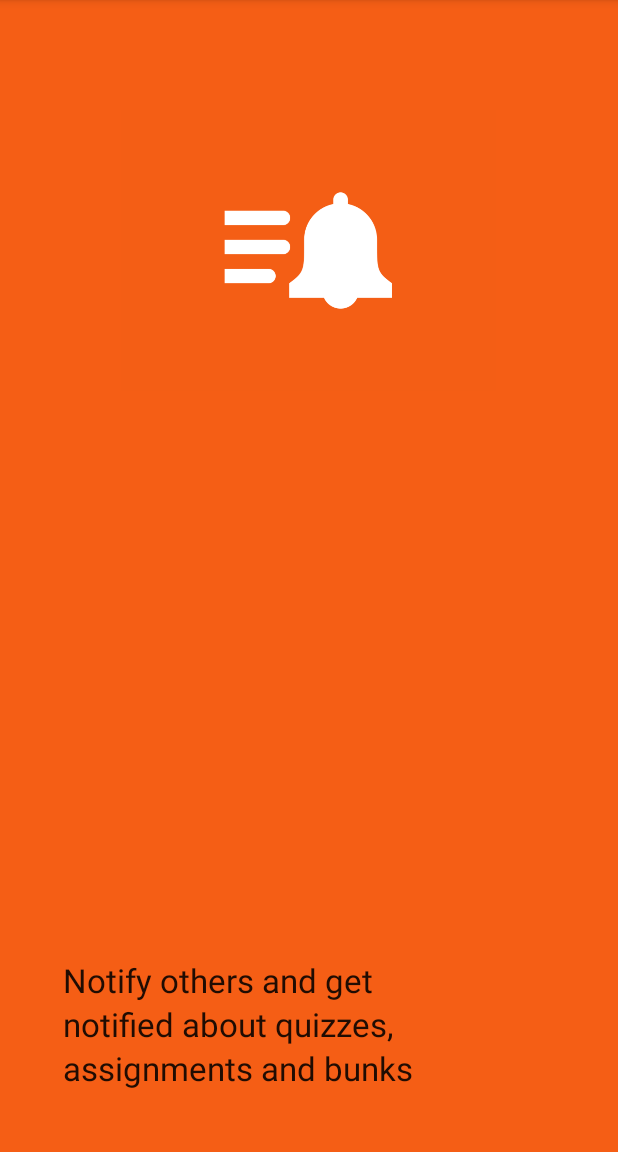
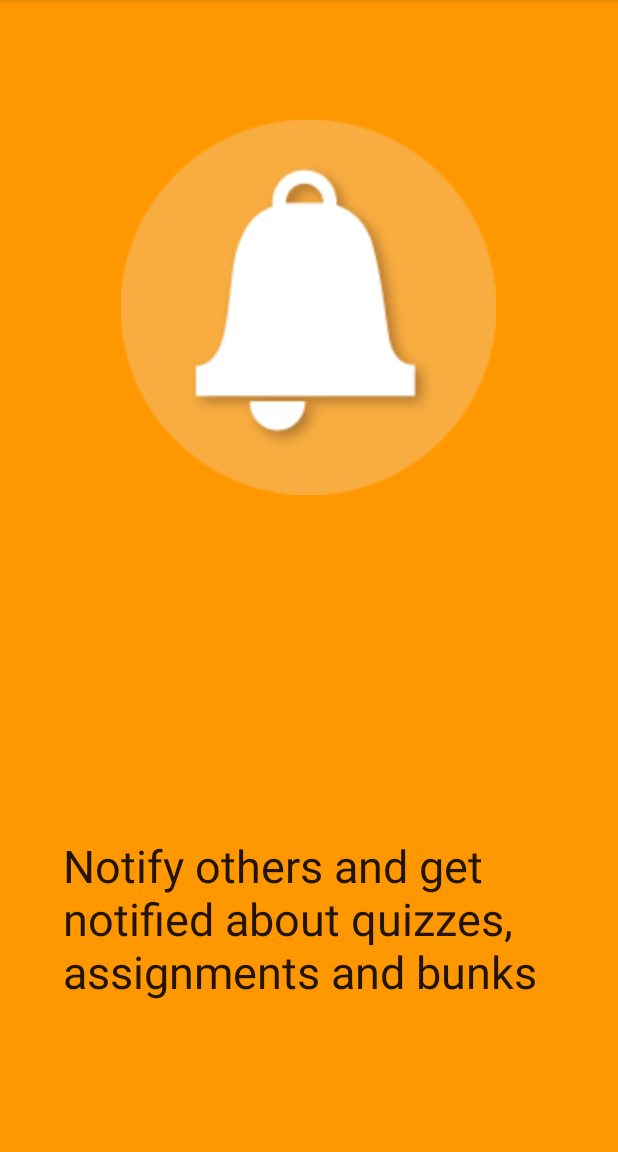
Before and after one commit to abhinav-adtechs/project-archive-1.1, an Android app: the fragment screen5_fragment shown on its own in the app's theme, on a phone screen of 412 x 824 dp, the part 84-1236 px from its top. Run offline under Robolectric (Android 15) with nearby library versions, the phone set to English and light mode, and no system bars; 1 statement that could not run was skipped.

Commit message:
OnBoarding Complete

```diff
--- a/app/src/main/java/com/archive/jordiie/onboardingscreen/onboardingMain.java
+++ b/app/src/main/java/com/archive/jordiie/onboardingscreen/onboardingMain.java
@@ -36,7 +36,7 @@ public class onboardingMain extends FragmentActivity {
 
         setContentView(R.layout.start_onboarding);
 
-        TextView textViewCustom = (TextView) findViewById(R.id.textView2) ;
+        //TextView textViewCustom = (TextView) findViewById(R.id.textView2) ;
         Typeface regular = Typeface.createFromAsset(getAssets(), "fonts/OpenSans-Regular.ttf") ;
         //textViewCustom.setTypeface(regular);
 
--- a/app/src/main/res/layout/screen5.xml
+++ b/app/src/main/res/layout/screen5.xml
@@ -16,7 +16,7 @@
         android:layout_width="match_parent"
         android:layout_height="match_parent"
         android:layout_gravity="left|center_vertical"
-        android:background="#F55E15">
+        android:background="@color/orange">
 
 
         <ImageView
@@ -26,37 +26,20 @@
             android:src="@drawable/page5b"
             android:layout_alignParentTop="true"
             android:layout_centerHorizontal="true"
-            android:layout_marginTop="42dp" />
+            android:layout_marginTop="80dp" />
 
         <TextView
             android:layout_width="wrap_content"
             android:layout_height="wrap_content"
             android:textAppearance="?android:attr/textAppearanceLarge"
-            android:text="Notify others and get"
+            android:text="@string/onboarding5"
             android:id="@+id/textView9"
+            android:textSize="30dp"
+            android:layout_marginRight="30dp"
             android:layout_marginStart="42dp"
             android:layout_marginBottom="100dp"
             android:layout_alignParentBottom="true"
             android:layout_alignParentStart="true" />
-        <TextView
-            android:layout_width="wrap_content"
-            android:layout_height="wrap_content"
-            android:textAppearance="?android:attr/textAppearanceLarge"
-            android:text="notified about quizzes,"
-            android:id="@+id/textView2"
-            android:layout_marginTop="29dp"
-            android:layout_alignTop="@+id/textView9"
-            android:layout_alignStart="@+id/textView9" />
-
-        <TextView
-            android:layout_width="wrap_content"
-            android:layout_height="wrap_content"
-            android:textAppearance="?android:attr/textAppearanceLarge"
-            android:text="assignments and bunks"
-            android:id="@+id/textView11"
-            android:layout_below="@+id/textView2"
-            android:layout_alignStart="@+id/textView2" />
-
     </RelativeLayout>
 
 </FrameLayout>
--- a/app/src/main/res/values/color.xml
+++ b/app/src/main/res/values/color.xml
@@ -2,7 +2,10 @@
 <resources>
     <color name="primary">#00BCD4</color>
     <color name="dark_primary">#0097A7</color>
+    <color name="light_green">#8BC34A</color>
     <color name="light_primary">#B2EBF2</color>
+    <color name="amber">#FFC107</color>
     <color name="accent">#CDDC39</color>
+    <color name="orange">#FF9800</color>
     <color name="white">#FFFFFF</color>
 </resources>
--- a/app/src/main/res/values/strings.xml
+++ b/app/src/main/res/values/strings.xml
@@ -3,4 +3,5 @@
 
     <string name="hello_world">Hello world!</string>
     <string name="action_settings">Settings</string>
+    <string name="onboarding5">Notify others and get notified about quizzes, assignments and bunks</string>
 </resources>
```
Also changed, not shown: app/src/main/res/layout/screen2.xml (+6 -15 lines), app/src/main/res/layout/screen3.xml (+6 -12 lines), app/src/main/res/layout/screen4.xml (+4 -11 lines), app/src/main/res/drawable/page5b.png.
